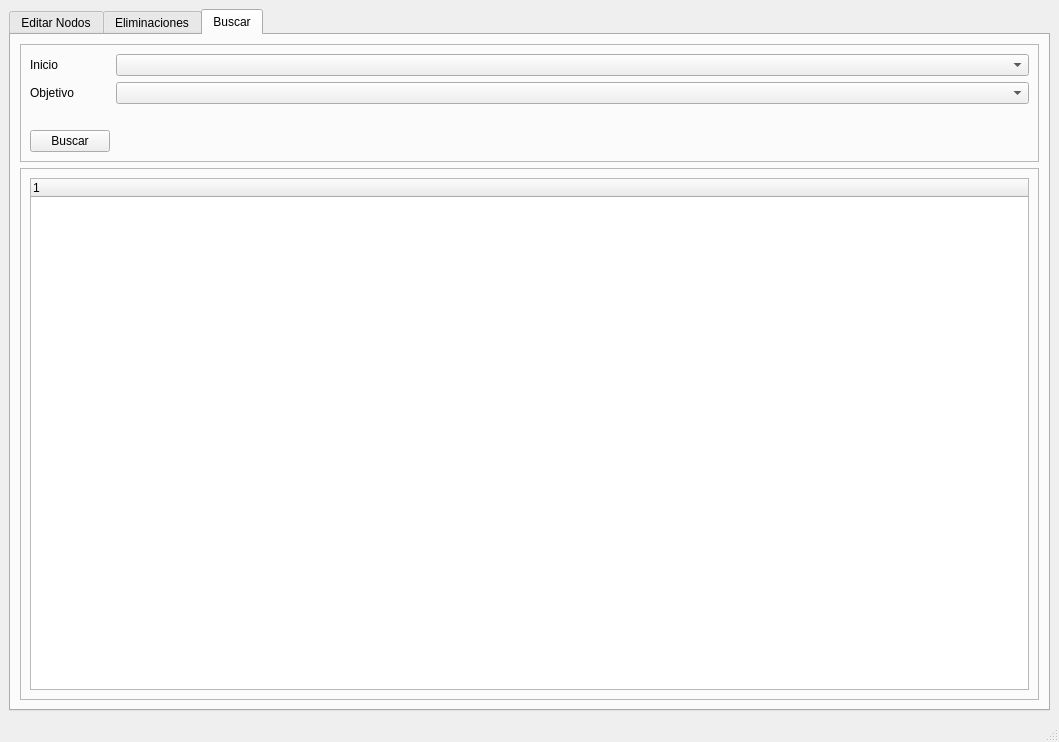
Qt form Interfaz.ui (IgnaciodelaTorreArias/Busqueda-del-mejor-camino) before a commit.
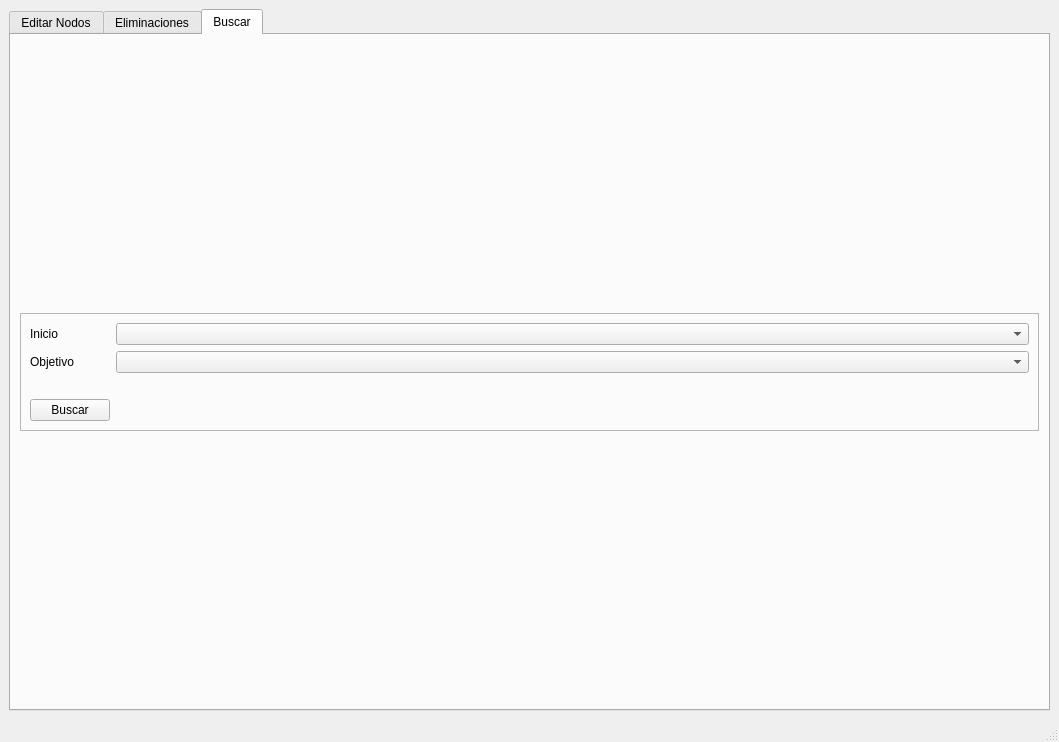
The same form after that commit. Icons and pictures are not drawn.

What changed in the file:
```diff
--- a/Interfaz.ui
+++ b/Interfaz.ui
@@ -476,27 +476,6 @@
           </layout>
          </widget>
         </item>
-        <item row="1" column="0">
-         <widget class="QFrame" name="frame_5">
-          <property name="frameShape">
-           <enum>QFrame::StyledPanel</enum>
-          </property>
-          <property name="frameShadow">
-           <enum>QFrame::Raised</enum>
-          </property>
-          <layout class="QGridLayout" name="gridLayout_12">
-           <item row="0" column="0">
-            <widget class="QTreeWidget" name="ArbolDeBusqueda">
-             <column>
-              <property name="text">
-               <string notr="true">1</string>
-              </property>
-             </column>
-            </widget>
-           </item>
-          </layout>
-         </widget>
-        </item>
        </layout>
       </widget>
      </widget>
```
Left out of the diff: 5 changed lines with no effect on the pictures.
